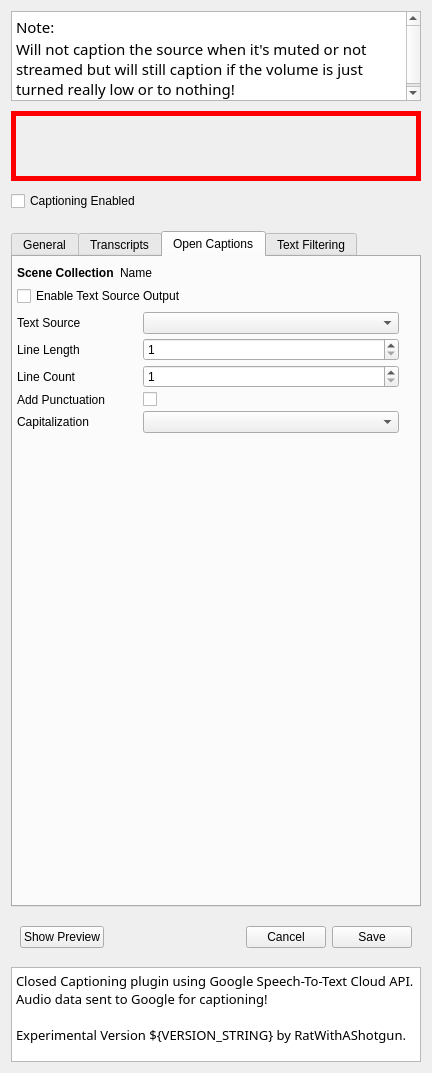
Above: src/ui/CaptionSettingsWidget.ui from ratwithacompiler/OBS-captions-plugin before the change. Below: the same form after it.
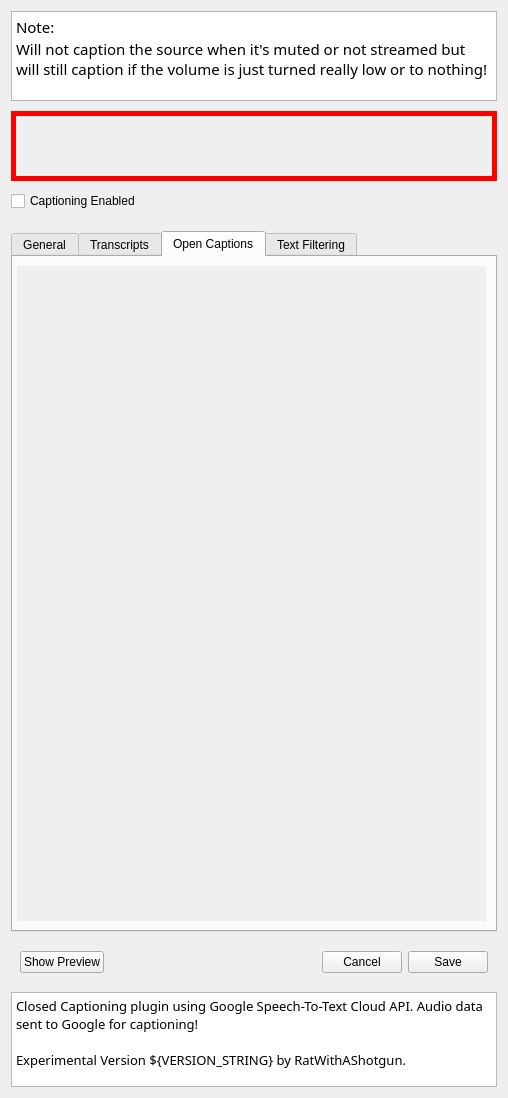
That is the form after the change. The open tabs and pages were chosen to show the change.

Commit message: add support for multiple open captions

What changed in the file:
```diff
--- a/src/ui/CaptionSettingsWidget.ui
+++ b/src/ui/CaptionSettingsWidget.ui
@@ -6,8 +6,8 @@
    <rect>
     <x>0</x>
     <y>0</y>
-    <width>432</width>
-    <height>1073</height>
+    <width>508</width>
+    <height>1098</height>
    </rect>
   </property>
   <property name="sizePolicy">
@@ -1147,222 +1147,31 @@
         <number>4</number>
        </property>
        <item>
-        <widget class="QFrame" name="frame_4">
-         <property name="sizePolicy">
-          <sizepolicy hsizetype="Fixed" vsizetype="Fixed">
-           <horstretch>0</horstretch>
-           <verstretch>0</verstretch>
-          </sizepolicy>
-         </property>
-         <property name="minimumSize">
-          <size>
-           <width>382</width>
-           <height>107</height>
-          </size>
-         </property>
+        <widget class="QScrollArea" name="textOutputsListScrollArea">
          <property name="frameShape">
           <enum>QFrame::NoFrame</enum>
          </property>
          <property name="frameShadow">
           <enum>QFrame::Plain</enum>
          </property>
-         <layout class="QVBoxLayout" name="verticalLayout_4">
-          <property name="leftMargin">
-           <number>0</number>
+         <property name="horizontalScrollBarPolicy">
+          <enum>Qt::ScrollBarAlwaysOff</enum>
+         </property>
+         <property name="widgetResizable">
+          <bool>true</bool>
+         </property>
+         <widget class="QWidget" name="scrollAreaWidgetContents">
+          <property name="geometry">
+           <rect>
+            <x>0</x>
+            <y>0</y>
+            <width>462</width>
+            <height>645</height>
+           </rect>
           </property>
-          <property name="topMargin">
-           <number>0</number>
-          </property>
-          <property name="rightMargin">
-           <number>0</number>
-          </property>
-          <property name="bottomMargin">
-           <number>10</number>
-          </property>
-          <item>
-           <widget class="QWidget" name="textSourceWidget1" native="true">
-            <layout class="QHBoxLayout" name="horizontalLayout_4">
-             <property name="leftMargin">
-              <number>0</number>
-             </property>
-             <property name="topMargin">
-              <number>0</number>
-             </property>
-             <property name="rightMargin">
-              <number>0</number>
-             </property>
-             <property name="bottomMargin">
-              <number>0</number>
-             </property>
-             <item>
-              <widget class="QLabel" name="sceneCollectionNameLabel_TextSourceLeft">
-               <property name="sizePolicy">
-                <sizepolicy hsizetype="Fixed" vsizetype="Preferred">
-                 <horstretch>0</horstretch>
-                 <verstretch>0</verstretch>
-                </sizepolicy>
-               </property>
-               <property name="font">
-                <font>
-                 <weight>75</weight>
-                 <bold>true</bold>
-                </font>
-               </property>
-               <property name="text">
-                <string>Scene Collection</string>
-               </property>
-              </widget>
-             </item>
-             <item>
-              <widget class="QLabel" name="sceneCollectionNameLabel_TextSourceRight">
-               <property name="text">
-                <string>Name</string>
-               </property>
-              </widget>
-             </item>
-            </layout>
-           </widget>
-          </item>
-          <item>
-           <widget class="QCheckBox" name="textSourceEnableOutputCheckBox">
-            <property name="sizePolicy">
-             <sizepolicy hsizetype="Fixed" vsizetype="Fixed">
-              <horstretch>0</horstretch>
-              <verstretch>0</verstretch>
-             </sizepolicy>
-            </property>
-            <property name="text">
-             <string>Enable Text Source Output</string>
-            </property>
-           </widget>
-          </item>
-          <item>
-           <widget class="QWidget" name="textSourceWidget2" native="true">
-            <property name="sizePolicy">
-             <sizepolicy hsizetype="Preferred" vsizetype="Fixed">
-              <horstretch>0</horstretch>
-              <verstretch>0</verstretch>
-             </sizepolicy>
-            </property>
-            <layout class="QFormLayout" name="formLayout_4">
-             <property name="labelAlignment">
-              <set>Qt::AlignLeading|Qt::AlignLeft|Qt::AlignVCenter</set>
-             </property>
-             <property name="formAlignment">
-              <set>Qt::AlignLeading|Qt::AlignLeft|Qt::AlignTop</set>
-             </property>
-             <property name="verticalSpacing">
-              <number>4</number>
-             </property>
-             <property name="leftMargin">
-              <number>0</number>
-             </property>
-             <property name="topMargin">
-              <number>0</number>
-             </property>
-             <property name="rightMargin">
-              <number>0</number>
-             </property>
-             <property name="bottomMargin">
-              <number>10</number>
-             </property>
-             <item row="0" column="0">
-              <widget class="QLabel" name="label_11">
-               <property name="minimumSize">
-                <size>
-                 <width>120</width>
-                 <height>0</height>
-                </size>
-               </property>
-               <property name="text">
-                <string>Text Source</string>
-               </property>
-              </widget>
-             </item>
-             <item row="0" column="1">
-              <widget class="QComboBox" name="textSourceOutputComboBox">
-               <property name="minimumSize">
-                <size>
-                 <width>250</width>
-                 <height>0</height>
-                </size>
-               </property>
-              </widget>
-             </item>
-             <item row="1" column="0">
-              <widget class="QLabel" name="label_12">
-               <property name="text">
-                <string>Line Length</string>
-               </property>
-              </widget>
-             </item>
-             <item row="1" column="1">
-              <widget class="QSpinBox" name="textSourceLineLengthSpinBox">
-               <property name="minimum">
-                <number>1</number>
-               </property>
-               <property name="maximum">
-                <number>999999999</number>
-               </property>
-              </widget>
-             </item>
-             <item row="2" column="0">
-              <widget class="QLabel" name="label_13">
-               <property name="text">
-                <string>Line Count</string>
-               </property>
-              </widget>
-             </item>
-             <item row="2" column="1">
-              <widget class="QSpinBox" name="textSourceLineCountSpinBox">
-               <property name="minimum">
-                <number>1</number>
-               </property>
-              </widget>
-             </item>
-             <item row="4" column="0">
-              <widget class="QLabel" name="label_16">
-               <property name="text">
-                <string>Capitalization</string>
-               </property>
-              </widget>
-             </item>
-             <item row="4" column="1">
-              <widget class="QComboBox" name="textSourceCapitalizationComboBox"/>
-             </item>
-             <item row="3" column="0">
-              <widget class="QLabel" name="label_23">
-               <property name="text">
-                <string>Add Punctuation</string>
-               </property>
-              </widget>
-             </item>
-             <item row="3" column="1">
-              <widget class="QCheckBox" name="textSourcePunctuationCheckBox">
-               <property name="text">
-                <string/>
-               </property>
-              </widget>
-             </item>
-            </layout>
-           </widget>
-          </item>
-         </layout>
+         </widget>
         </widget>
        </item>
-       <item>
-        <spacer name="verticalSpacer_4">
-         <property name="orientation">
-          <enum>Qt::Vertical</enum>
-         </property>
-         <property name="sizeHint" stdset="0">
-          <size>
-           <width>20</width>
-           <height>40</height>
-          </size>
-         </property>
-        </spacer>
-       </item>
       </layout>
      </widget>
      <widget class="QWidget" name="filterTab">
```
Left out of the diff: 2 changed lines with no effect on the pictures. The commit also changes 11 other files.
